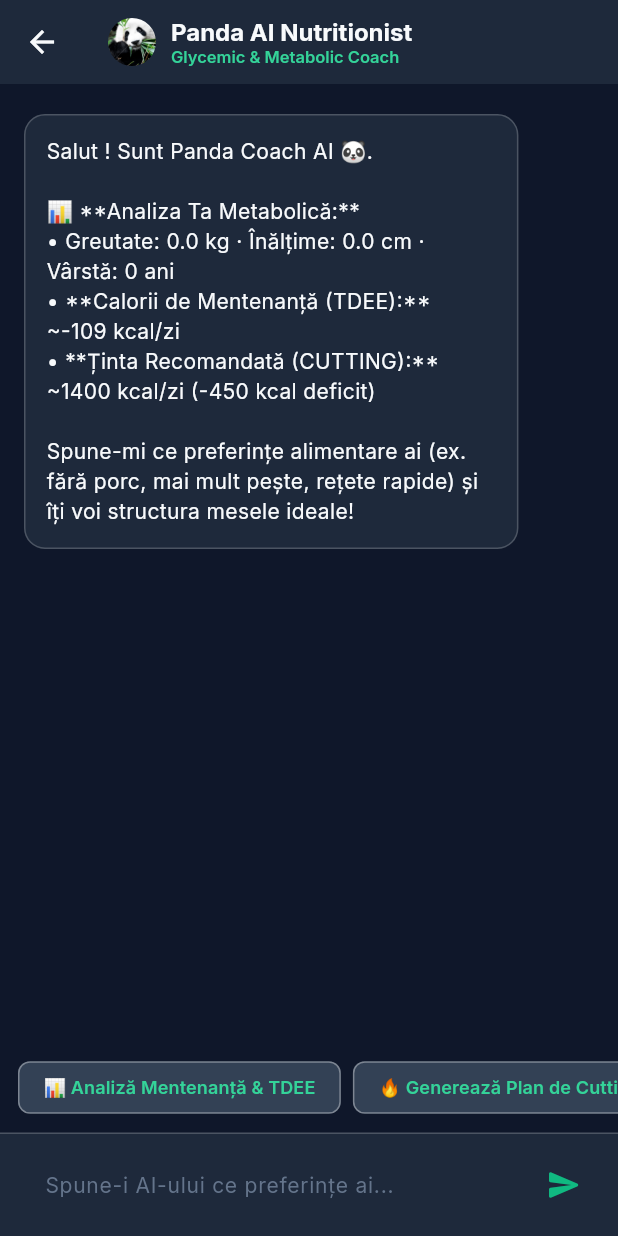
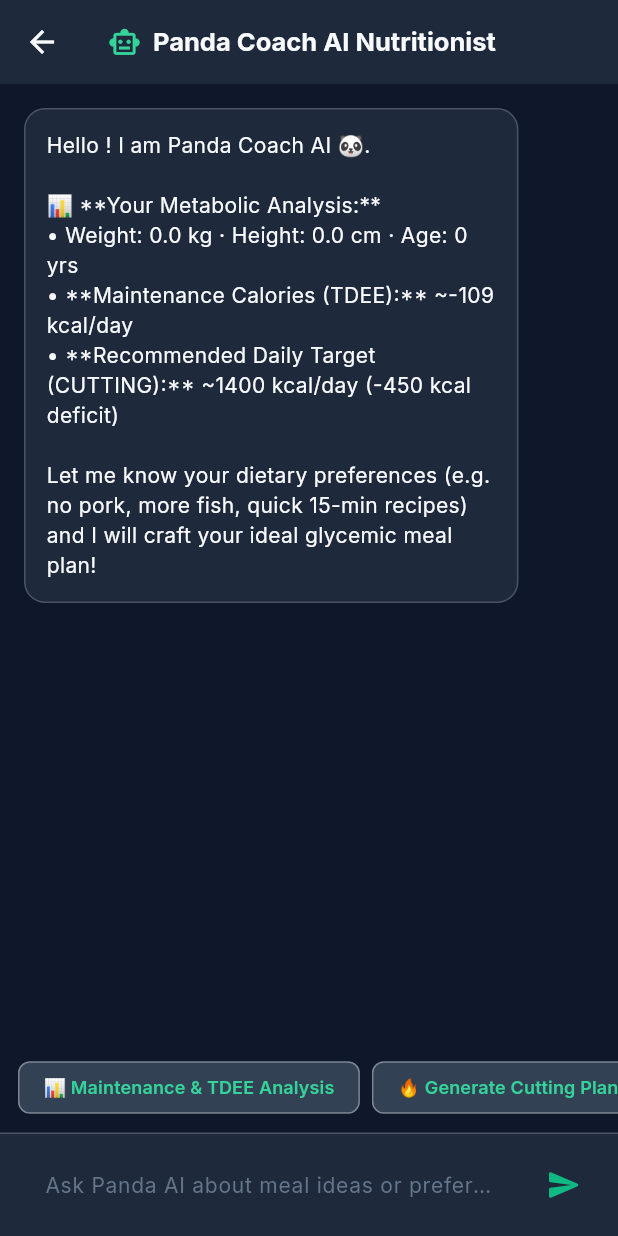
Before and after one commit to LiviuOloi/panda-fit, a Flutter app: the AiNutritionistScreen screen opened directly with empty values, after a tap on the "send" icon, on a phone screen of 412 x 824 dp. Run offline on Flutter 3.47's test engine with Material 3 defaults, Android fonts, the light colour scheme and no system bars; our stand-ins replace fl_chart, flutter_riverpod, google_fonts, google_generative_ai, supabase_flutter; accounts and stored records are empty.

Commit message:
Standardize English localization and reorder activity section before energy balance

```diff
--- a/lib/features/daily_logger/presentation/daily_logger_screen.dart
+++ b/lib/features/daily_logger/presentation/daily_logger_screen.dart
@@ -99,7 +99,7 @@ class _DailyLoggerScreenState extends ConsumerState<DailyLoggerScreen> {
     if (rawWeight == null) {
       ScaffoldMessenger.of(context).showSnackBar(
         const SnackBar(
-          content: Text('Te rugăm să introduci o greutate validă.'),
+          content: Text('Please enter a valid numeric weight.'),
           backgroundColor: AppColors.rose,
         ),
       );
@@ -145,7 +145,7 @@ class _DailyLoggerScreenState extends ConsumerState<DailyLoggerScreen> {
 
       ScaffoldMessenger.of(context).showSnackBar(
         SnackBar(
-          content: Text('Cântărirea de ${roundedWeight.toStringAsFixed(1)} kg și $calIn kcal au fost salvate!'),
+          content: Text('Morning log of ${roundedWeight.toStringAsFixed(1)} kg and $calIn kcal saved!'),
           backgroundColor: AppColors.emerald,
         ),
       );
@@ -155,7 +155,7 @@ class _DailyLoggerScreenState extends ConsumerState<DailyLoggerScreen> {
       if (!mounted) return;
       ScaffoldMessenger.of(context).showSnackBar(
         SnackBar(
-          content: Text('Eroare la salvare: $e'),
+          content: Text('Error saving log: $e'),
           backgroundColor: AppColors.rose,
         ),
       );
@@ -249,7 +249,7 @@ class _DailyLoggerScreenState extends ConsumerState<DailyLoggerScreen> {
               ),
               const SizedBox(height: 16),
 
-              // 2. Mese Consumate din Planul Personal (Interactive Checklists)
+              // 2. Daily Meals Consumed (Interactive Checklists)
               GlassCard(
                 child: Column(
                   crossAxisAlignment: CrossAxisAlignment.start,
@@ -261,7 +261,7 @@ class _DailyLoggerScreenState extends ConsumerState<DailyLoggerScreen> {
                           crossAxisAlignment: CrossAxisAlignment.start,
                           children: [
                             Text(
-                              'Mese Consumate Azi',
+                              'Daily Meals Consumed',
                               style: TextStyle(
                                 fontSize: 15,
                                 fontWeight: FontWeight.bold,
@@ -270,7 +270,7 @@ class _DailyLoggerScreenState extends ConsumerState<DailyLoggerScreen> {
                             ),
                             SizedBox(height: 4),
                             Text(
-                              'Bifează mesele mâncate pentru calcul automat de calorii',
+                              'Check off meals to automatically accumulate calories in',
                               style: TextStyle(color: AppColors.textMuted, fontSize: 12),
                             ),
                           ],
@@ -278,7 +278,7 @@ class _DailyLoggerScreenState extends ConsumerState<DailyLoggerScreen> {
                         if (profile != null && activeMission != null)
                           IconButton(
                             icon: const Icon(Icons.smart_toy_outlined, color: AppColors.emeraldLight),
-                            tooltip: 'Discută cu Panda Coach AI',
+                            tooltip: 'Consult Panda Coach AI',
                             onPressed: () {
                               Navigator.of(context).push(
                                 MaterialPageRoute<void>(
@@ -301,7 +301,7 @@ class _DailyLoggerScreenState extends ConsumerState<DailyLoggerScreen> {
                             ),
                           ),
                           error: (_, __) => const Text(
-                            'Nu am putut încărca meniul.',
+                            'Could not load meals menu.',
                             style: TextStyle(color: AppColors.rose, fontSize: 13),
                           ),
                           data: (recipes) {
@@ -316,14 +316,14 @@ class _DailyLoggerScreenState extends ConsumerState<DailyLoggerScreen> {
                                 child: Column(
                                   children: [
                                     const Text(
-                                      'Nu ai încă rețete salvate în meniul tău personal.',
+                                      'No meals saved in your personal menu yet.',
                                       style: TextStyle(color: AppColors.textSecondary, fontSize: 13),
                                       textAlign: TextAlign.center,
                                     ),
                                     const SizedBox(height: 12),
                                     if (profile != null && activeMission != null)
                                       PandaButton(
-                                        label: '🤖 Cere Mese de la Panda AI',
+                                        label: '🤖 Generate Meals with Panda AI',
                                         icon: Icons.auto_awesome,
                                         variant: PandaButtonVariant.secondary,
                                         onPressed: () {
@@ -361,7 +361,47 @@ class _DailyLoggerScreenState extends ConsumerState<DailyLoggerScreen> {
               ),
               const SizedBox(height: 16),
 
-              // 3. Caloric Intake & Burn
+              // 3. Activity & Adherence Flags (Swapped above Energy Balance)
+              GlassCard(
+                child: Column(
+                  crossAxisAlignment: CrossAxisAlignment.start,
+                  children: [
+                    const Text(
+                      'Daily Activity & Adherence',
+                      style: TextStyle(
+                        fontSize: 15,
+                        fontWeight: FontWeight.bold,
+                        color: AppColors.textPrimary,
+                      ),
+                    ),
+                    const SizedBox(height: 12),
+                    SwitchListTile(
+                      contentPadding: EdgeInsets.zero,
+                      thumbColor: WidgetStateProperty.resolveWith(
+                        (states) => states.contains(WidgetState.selected) ? AppColors.cyan : null,
+                      ),
+                      title: const Text('Swimming Session', style: TextStyle(fontWeight: FontWeight.w600, fontSize: 14)),
+                      subtitle: const Text('Logged active pool workout', style: TextStyle(fontSize: 12, color: AppColors.textMuted)),
+                      value: _swimming,
+                      onChanged: (val) => setState(() => _swimming = val),
+                    ),
+                    const Divider(color: AppColors.surfaceElevated),
+                    SwitchListTile(
+                      contentPadding: EdgeInsets.zero,
+                      thumbColor: WidgetStateProperty.resolveWith(
+                        (states) => states.contains(WidgetState.selected) ? AppColors.emerald : null,
+                      ),
+                      title: const Text('Nutrition Plan Followed', style: TextStyle(fontWeight: FontWeight.w600, fontSize: 14)),
+                      subtitle: const Text('Weighed foods and raw proteins as prescribed', style: TextStyle(fontSize: 12, color: AppColors.textMuted)),
+                      value: _planFollowed,
+                      onChanged: (val) => setState(() => _planFollowed = val),
+                    ),
+                  ],
+                ),
+              ),
+              const SizedBox(height: 16),
+
+              // 4. Energy Balance (Calories)
               GlassCard(
                 child: Column(
                   crossAxisAlignment: CrossAxisAlignment.start,
@@ -421,36 +461,6 @@ class _DailyLoggerScreenState extends ConsumerState<DailyLoggerScreen> {
                           ),
                         ),
                       ],
-                    ),
-                  ],
-                ),
-              ),
-              const SizedBox(height: 16),
-
-              // 4. Activity & Adherence Flags
-              GlassCard(
-                child: Column(
-                  children: [
-                    SwitchListTile(
-                      contentPadding: EdgeInsets.zero,
-                      thumbColor: WidgetStateProperty.resolveWith(
-                        (states) => states.contains(WidgetState.selected) ? AppColors.cyan : null,
-                      ),
-                      title: const Text('Swimming Session', style: TextStyle(fontWeight: FontWeight.w600, fontSize: 14)),
-                      subtitle: const Text('Logged active pool workout', style: TextStyle(fontSize: 12, color: AppColors.textMuted)),
-                      value: _swimming,
-                      onChanged: (val) => setState(() => _swimming = val),
-                    ),
-                    const Divider(color: AppColors.surfaceElevated),
-                    SwitchListTile(
-                      contentPadding: EdgeInsets.zero,
-                      thumbColor: WidgetStateProperty.resolveWith(
-                        (states) => states.contains(WidgetState.selected) ? AppColors.emerald : null,
-                      ),
-                      title: const Text('Nutrition Plan Followed', style: TextStyle(fontWeight: FontWeight.w600, fontSize: 14)),
-                      subtitle: const Text('Weighed foods and raw proteins as prescribed', style: TextStyle(fontSize: 12, color: AppColors.textMuted)),
-                      value: _planFollowed,
-                      onChanged: (val) => setState(() => _planFollowed = val),
                     ),
                   ],
                 ),
@@ -547,7 +557,7 @@ class _DailyLoggerScreenState extends ConsumerState<DailyLoggerScreen> {
         subtitle: Padding(
           padding: const EdgeInsets.only(top: 4.0),
           child: Text(
-            '${recipe.calories} kcal · ${recipe.proteinG ?? 0}g P · ${recipe.carbsG ?? 0}g C',
+            '+${recipe.calories} kcal · ${recipe.proteinG ?? 0}g P · ${recipe.carbsG ?? 0}g C',
             style: const TextStyle(color: AppColors.cyanLight, fontSize: 11, fontWeight: FontWeight.w600),
           ),
         ),
--- a/lib/features/nutrition_guide/presentation/ai_nutritionist_screen.dart
+++ b/lib/features/nutrition_guide/presentation/ai_nutritionist_screen.dart
@@ -64,7 +64,7 @@ class _AiNutritionistScreenState extends ConsumerState<AiNutritionistScreen> {
 
     _messages.add({
       'role': 'ai',
-      'text': 'Salut ${widget.profile.firstName}! Sunt Panda Coach AI 🐼.\n\n📊 **Analiza Ta Metabolică:**\n• Greutate: ${widget.profile.profileStartWeight} kg · Înălțime: ${widget.profile.heightCm} cm · Vârstă: ${widget.profile.age} ani\n• **Calorii de Mentenanță (TDEE):** ~$maintenance kcal/zi\n• **Ținta Recomandată (${widget.activeMission.missionType.name.toUpperCase()}):** ~$target kcal/zi ${isCutting ? '(-450 kcal deficit)' : '(+300 kcal surplus)'}\n\nSpune-mi ce preferințe alimentare ai (ex. fără porc, mai mult pește, rețete rapide) și îți voi structura mesele ideale!',
+      'text': 'Hello ${widget.profile.firstName}! I am Panda Coach AI 🐼.\n\n📊 **Your Metabolic Analysis:**\n• Weight: ${widget.profile.profileStartWeight} kg · Height: ${widget.profile.heightCm} cm · Age: ${widget.profile.age} yrs\n• **Maintenance Calories (TDEE):** ~$maintenance kcal/day\n• **Recommended Daily Target (${widget.activeMission.missionType.name.toUpperCase()}):** ~$target kcal/day ${isCutting ? '(-450 kcal deficit)' : '(+300 kcal surplus)'}\n\nLet me know your dietary preferences (e.g. no pork, more fish, quick 15-min recipes) and I will craft your ideal glycemic meal plan!',
     });
   }
 
@@ -98,10 +98,11 @@ class _AiNutritionistScreenState extends ConsumerState<AiNutritionistScreen> {
 
     // 2. Generate structured meal proposals if requesting plan
     if (text.toLowerCase().contains('plan') ||
-        text.toLowerCase().contains('meniu') ||
-        text.toLowerCase().contains('masa') ||
-        text.toLowerCase().contains('rețet') ||
-        text.toLowerCase().contains('retet') ||
+        text.toLowerCase().contains('menu') ||
+        text.toLowerCase().contains('meal') ||
+        text.toLowerCase().contains('recipe') ||
+        text.toLowerCase().contains('cutting') ||
+        text.toLowerCase().contains('bulking') ||
         presetText != null) {
       final recipes = await _aiService.generateCustomMealPlan(
         profile: widget.profile,
@@ -148,7 +149,7 @@ class _AiNutritionistScreenState extends ConsumerState<AiNutritionistScreen> {
 
     ScaffoldMessenger.of(context).showSnackBar(
       SnackBar(
-        content: Text('„${recipe.title}” a fost salvată în Meniul Tău!'),
+        content: Text('"${recipe.title}" saved to your personal menu!'),
         backgroundColor: AppColors.emerald,
       ),
     );
@@ -170,40 +171,27 @@ class _AiNutritionistScreenState extends ConsumerState<AiNutritionistScreen> {
   Widget build(BuildContext context) {
     return Scaffold(
       appBar: AppBar(
-        backgroundColor: AppColors.surface,
-        elevation: 0,
-        title: Row(
+        title: const Row(
           children: [
-            Container(
-              width: 32,
-              height: 32,
-              decoration: const BoxDecoration(
-                shape: BoxShape.circle,
-                image: DecorationImage(
-                  image: AssetImage('assets/images/panda_logo.png'),
-                  fit: BoxFit.cover,
-                ),
-              ),
-            ),
-            const SizedBox(width: 10),
-            const Column(
-              crossAxisAlignment: CrossAxisAlignment.start,
-              children: [
-                Text('Panda AI Nutritionist', style: TextStyle(fontSize: 16, fontWeight: FontWeight.bold, color: AppColors.textPrimary)),
-                Text('Glycemic & Metabolic Coach', style: TextStyle(fontSize: 11, color: AppColors.emeraldLight)),
-              ],
+            Icon(Icons.smart_toy_outlined, color: AppColors.emeraldLight, size: 22),
+            SizedBox(width: 8),
+            Text(
+              'Panda Coach AI Nutritionist',
+              style: TextStyle(fontSize: 17, fontWeight: FontWeight.bold, color: AppColors.textPrimary),
             ),
           ],
         ),
+        backgroundColor: AppColors.surface,
+        elevation: 0,
       ),
       body: SafeArea(
         child: Column(
           children: [
-            // Messages List
+            // Chat Messages List
             Expanded(
               child: ListView.builder(
                 controller: _scrollController,
-                padding: const EdgeInsets.symmetric(horizontal: 16, vertical: 20),
+                padding: const EdgeInsets.symmetric(horizontal: 16, vertical: 16),
                 itemCount: _messages.length + (_generatedRecipes.isNotEmpty ? 1 : 0),
                 itemBuilder: (context, index) {
                   if (index == _messages.length && _generatedRecipes.isNotEmpty) {
@@ -246,7 +234,7 @@ class _AiNutritionistScreenState extends ConsumerState<AiNutritionistScreen> {
                   children: [
                     SizedBox(width: 16, height: 16, child: CircularProgressIndicator(strokeWidth: 2, valueColor: AlwaysStoppedAnimation(AppColors.emerald))),
                     SizedBox(width: 10),
-                    Text('Panda AI calculează formulele glicemice...', style: TextStyle(fontSize: 12, color: AppColors.textMuted)),
+                    Text('Panda AI is computing glycemic formulas...', style: TextStyle(fontSize: 12, color: AppColors.textMuted)),
                   ],
                 ),
               ),
@@ -257,11 +245,11 @@ class _AiNutritionistScreenState extends ConsumerState<AiNutritionistScreen> {
               padding: const EdgeInsets.symmetric(horizontal: 12, vertical: 6),
               child: Row(
                 children: [
-                  _buildQuickChip('📊 Analiză Mentenanță & TDEE'),
-                  _buildQuickChip('🔥 Generează Plan de Cutting'),
-                  _buildQuickChip('🐟 Meniu bogat în pește & somon'),
-                  _buildQuickChip('🚫 Fără lactate / Fără lactoză'),
-                  _buildQuickChip('⚡ Rețete rapide sub 15 minute'),
+                  _buildQuickChip('📊 Maintenance & TDEE Analysis'),
+                  _buildQuickChip('🔥 Generate Cutting Plan'),
+                  _buildQuickChip('🐟 High-Fish & Salmon Menu'),
+                  _buildQuickChip('🚫 Dairy-Free / No Lactose'),
+                  _buildQuickChip('⚡ Quick 15-Minute Meals'),
                 ],
               ),
             ),
@@ -280,7 +268,7 @@ class _AiNutritionistScreenState extends ConsumerState<AiNutritionistScreen> {
                       controller: _textController,
                       style: const TextStyle(color: AppColors.textPrimary, fontSize: 14),
                       decoration: const InputDecoration(
-                        hintText: 'Spune-i AI-ului ce preferințe ai...',
+                        hintText: 'Ask Panda AI about meal ideas or preferences...',
                         contentPadding: EdgeInsets.symmetric(horizontal: 14, vertical: 10),
                         border: InputBorder.none,
                         enabledBorder: InputBorder.none,
@@ -326,7 +314,7 @@ class _AiNutritionistScreenState extends ConsumerState<AiNutritionistScreen> {
               Icon(Icons.restaurant_menu, color: AppColors.emeraldLight, size: 18),
               SizedBox(width: 8),
               Text(
-                'Rețete Propose de AI (Glicemic & Cântărit Brut)',
+                'AI Proposed Meals (Glycemic & Raw Weighed)',
                 style: TextStyle(fontSize: 14, fontWeight: FontWeight.bold, color: AppColors.textPrimary),
               ),
             ],
@@ -392,7 +380,7 @@ class _AiNutritionistScreenState extends ConsumerState<AiNutritionistScreen> {
             ),
             const SizedBox(height: 14),
             PandaButton(
-              label: '📥 Salvează în Meniul Meu',
+              label: '📥 Save to My Menu',
               icon: Icons.bookmark_add_outlined,
               variant: PandaButtonVariant.secondary,
               width: double.infinity,
--- a/lib/features/nutrition_guide/presentation/nutrition_guide_screen.dart
+++ b/lib/features/nutrition_guide/presentation/nutrition_guide_screen.dart
@@ -38,7 +38,6 @@ class NutritionGuideScreen extends ConsumerWidget {
     final profileAsync = ref.watch(userProfileProvider);
     final recipesAsync = ref.watch(allRecipesProvider);
 
-    // Fallback profile / mission for demonstration if not loaded
     final profile = profileAsync.valueOrNull ??
         UserProfile(
           id: user?.id ?? 'demo',
@@ -123,7 +122,7 @@ class NutritionGuideScreen extends ConsumerWidget {
                                 ),
                               ),
                               Text(
-                                'Planuri alimentare adaptate pe greutatea și preferințele tale',
+                                'Tailored meal plans adapted to your biometrics & preferences',
                                 style: TextStyle(color: AppColors.textSecondary, fontSize: 12),
                               ),
                             ],
@@ -133,7 +132,7 @@ class NutritionGuideScreen extends ConsumerWidget {
                     ),
                     const SizedBox(height: 16),
                     PandaButton(
-                      label: '✨ Deschide Panda AI Nutritionist',
+                      label: '✨ Open Panda AI Nutritionist',
                       icon: Icons.chat_bubble_outline,
                       width: double.infinity,
                       onPressed: () => _openAiNutritionist(context, profile, activeMission),
@@ -178,7 +177,7 @@ class NutritionGuideScreen extends ConsumerWidget {
                 mainAxisAlignment: MainAxisAlignment.spaceBetween,
                 children: [
                   const Text(
-                    'Meniurile Tale Personale',
+                    'Your Personal Menus',
                     style: TextStyle(
                       fontSize: 18,
                       fontWeight: FontWeight.bold,
@@ -188,7 +187,7 @@ class NutritionGuideScreen extends ConsumerWidget {
                   TextButton.icon(
                     onPressed: () => _openCustomRecipeDialog(context),
                     icon: const Icon(Icons.add, size: 18, color: AppColors.emerald),
-                    label: const Text('+ Masă Nouă', style: TextStyle(color: AppColors.emerald, fontWeight: FontWeight.bold)),
+                    label: const Text('+ New Meal', style: TextStyle(color: AppColors.emerald, fontWeight: FontWeight.bold)),
                   ),
                 ],
               ),
@@ -202,7 +201,7 @@ class NutritionGuideScreen extends ConsumerWidget {
                   ),
                 ),
                 error: (err, _) => Center(
-                  child: Text('Eroare la încărcarea rețetelor: $err', style: const TextStyle(color: AppColors.rose)),
+                  child: Text('Error loading recipes: $err', style: const TextStyle(color: AppColors.rose)),
                 ),
                 data: (recipes) {
                   if (recipes.isEmpty) {
@@ -213,17 +212,17 @@ class NutritionGuideScreen extends ConsumerWidget {
                             const Icon(Icons.restaurant, color: AppColors.textMuted, size: 36),
                             const SizedBox(height: 8),
                             const Text(
-                              'Nu ai rețete salvate încă.',
+                              'No recipes saved yet.',
                               style: TextStyle(color: AppColors.textSecondary, fontWeight: FontWeight.bold),
                             ),
                             const SizedBox(height: 4),
                             const Text(
-                              'Creează una manual sau cere o sugestie AI!',
+                              'Create a meal manually or ask Panda AI to propose recipes!',
                               style: TextStyle(color: AppColors.textMuted, fontSize: 12),
                             ),
                             const SizedBox(height: 12),
                             PandaButton(
-                              label: 'Creează Prima Masă',
+                              label: 'Create First Meal',
                               icon: Icons.add,
                               variant: PandaButtonVariant.outline,
                               onPressed: () => _openCustomRecipeDialog(context),
```
Also changed, not shown: lib/features/nutrition_guide/presentation/custom_recipe_dialog.dart (+25 -25 lines).
